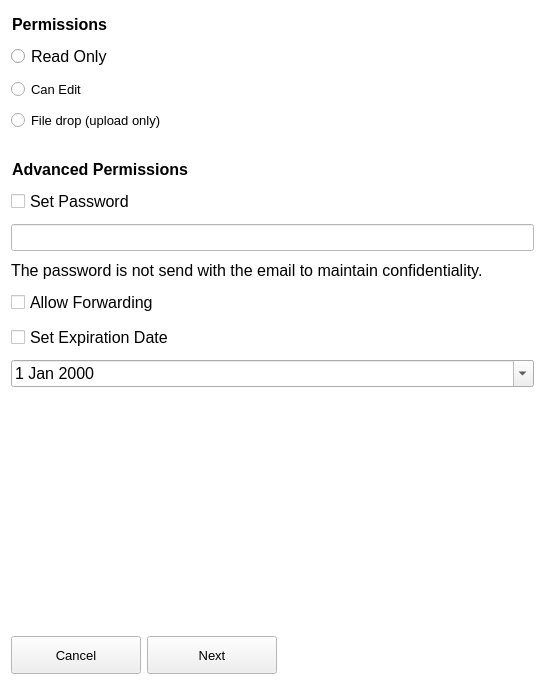
Old version of the form src/gui/shareusergrouppermissionwidget.ui in the repository nextmcloud/desktop.
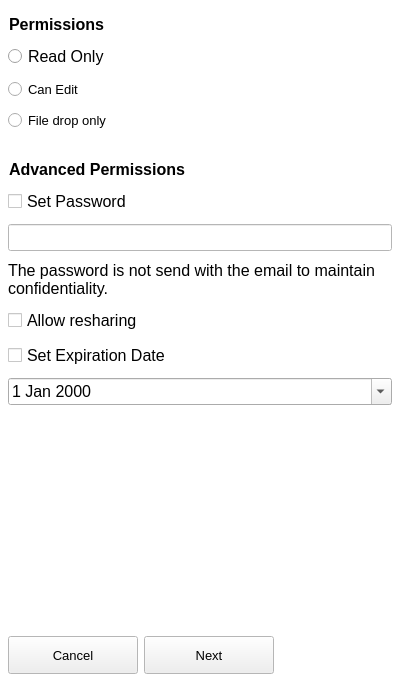
New version of the form.

Patch:
```diff
--- a/src/gui/shareusergrouppermissionwidget.ui
+++ b/src/gui/shareusergrouppermissionwidget.ui
@@ -6,12 +6,12 @@
    <rect>
     <x>0</x>
     <y>0</y>
-    <width>545</width>
+    <width>400</width>
     <height>690</height>
    </rect>
   </property>
   <property name="sizePolicy">
-   <sizepolicy hsizetype="Preferred" vsizetype="Preferred">
+   <sizepolicy hsizetype="Fixed" vsizetype="Preferred">
     <horstretch>0</horstretch>
     <verstretch>0</verstretch>
    </sizepolicy>
@@ -87,9 +87,15 @@
    </font>
   </property>
   <layout class="QGridLayout" name="gridLayout_2">
+   <property name="leftMargin">
+    <number>8</number>
+   </property>
    <property name="topMargin">
     <number>5</number>
    </property>
+   <property name="rightMargin">
+    <number>8</number>
+   </property>
    <property name="bottomMargin">
     <number>16</number>
    </property>
@@ -282,7 +288,7 @@
         </font>
        </property>
        <property name="text">
-        <string>Allow Forwarding</string>
+        <string>Allow resharing</string>
        </property>
       </widget>
      </item>
@@ -503,7 +509,7 @@
         <string notr="true">font: 12pt &quot;Segoe UI&quot;;</string>
        </property>
        <property name="text">
-        <string>File drop (upload only)</string>
+        <string>File drop only</string>
        </property>
       </widget>
      </item>
```
